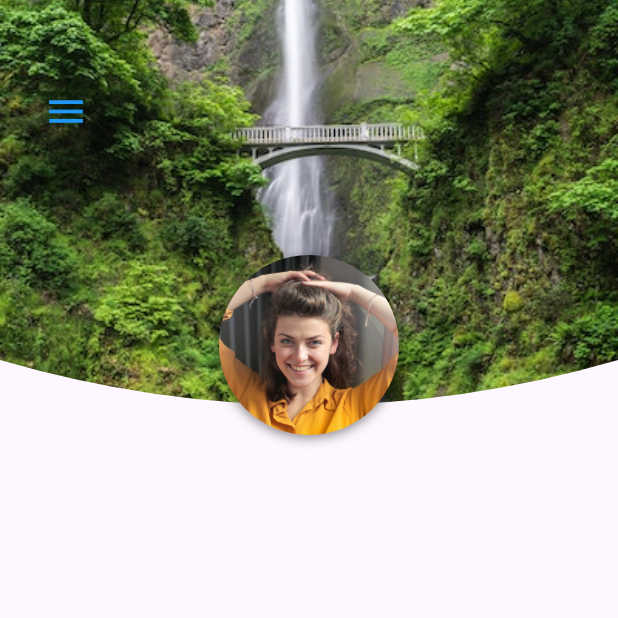
After one commit to ChristianAfreh/social-media-app-flutter, a Flutter app: the ProfileScreen screen opened directly, on a phone screen of 412 x 824 dp, the top half of it. The commit adds this screen. Run offline on Flutter 3.47's test engine with Material 3 defaults, Android fonts, the phone set to English and light mode, and no system bars.

Commit message:
added ProfileScreen CustomClipper

```diff
--- /dev/null
+++ b/lib/screens/profile_screen.dart
@@ -0,0 +1,80 @@
+import 'package:flutter/material.dart';
+import 'package:social_media_app_flutter/models/user_model.dart';
+import 'package:social_media_app_flutter/widgets/custom_drawer.dart';
+import 'package:social_media_app_flutter/widgets/profile_clipper.dart';
+
+class ProfileScreen extends StatefulWidget {
+  const ProfileScreen({
+    super.key,
+    required this.user,
+  });
+
+  final User user;
+
+  @override
+  State<ProfileScreen> createState() => _ProfileScreenState();
+}
+
+class _ProfileScreenState extends State<ProfileScreen> {
+  final GlobalKey<ScaffoldState> _scaffoldKey = GlobalKey<ScaffoldState>();
+  @override
+  Widget build(BuildContext context) {
+    return Scaffold(
+      key: _scaffoldKey,
+      drawer: const CustomDrawer(),
+      body: SingleChildScrollView(
+        child: Column(
+          children: <Widget>[
+            Stack(
+              alignment: Alignment.center,
+              children: <Widget>[
+                ClipPath(
+                  clipper: ProfileClipper(),
+                  child: Image(
+                    height: 300.0,
+                    width: double.infinity,
+                    image: AssetImage(widget.user.backgroundImageUrl!),
+                    fit: BoxFit.cover,
+                  ),
+                ),
+                Positioned(
+                  top: 50.0,
+                  left: 20.0,
+                  child: IconButton(
+                    icon: const Icon(Icons.menu),
+                    iconSize: 30.0,
+                    color: Theme.of(context).primaryColor,
+                    onPressed: () => _scaffoldKey.currentState!.openDrawer(),
+                  ),
+                ),
+                Positioned(
+                  bottom: 10.0,
+                  child: Container(
+                    decoration: const BoxDecoration(
+                      shape: BoxShape.circle,
+                      boxShadow: [
+                        BoxShadow(
+                          color: Colors.black45,
+                          offset: Offset(0, 2),
+                          blurRadius: 6.0,
+                        ),
+                      ],
+                    ),
+                    child: ClipOval(
+                      child: Image(
+                        height: 120.0,
+                        width: 120.0,
+                        image: AssetImage(widget.user.profileImageUrl!),
+                        fit: BoxFit.cover,
+                      ),
+                    ),
+                  ),
+                ),
+              ],
+            )
+          ],
+        ),
+      ),
+    );
+  }
+}
--- a/lib/widgets/custom_drawer.dart
+++ b/lib/widgets/custom_drawer.dart
@@ -2,6 +2,7 @@ import 'package:flutter/material.dart';
 import 'package:social_media_app_flutter/data/data.dart';
 import 'package:social_media_app_flutter/screens/home_screen.dart';
 import 'package:social_media_app_flutter/screens/login_screen.dart';
+import 'package:social_media_app_flutter/screens/profile_screen.dart';
 
 class CustomDrawer extends StatelessWidget {
   const CustomDrawer({super.key});
@@ -81,7 +82,15 @@ class CustomDrawer extends StatelessWidget {
           _buildDrawerOption(const Icon(Icons.chat), 'Chat', () {}),
           _buildDrawerOption(const Icon(Icons.location_on), 'Map', () {}),
           _buildDrawerOption(
-              const Icon(Icons.account_circle), 'Your Profile', () {}),
+            const Icon(Icons.account_circle),
+            'Your Profile',
+            () => Navigator.pushReplacement(
+              context,
+              MaterialPageRoute(
+                builder: (_) => ProfileScreen(user: currentUser),
+              ),
+            ),
+          ),
           _buildDrawerOption(const Icon(Icons.settings), 'Settings', () {}),
           Expanded(
             child: Align(
--- /dev/null
+++ b/lib/widgets/profile_clipper.dart
@@ -0,0 +1,29 @@
+import 'package:flutter/material.dart';
+
+class ProfileClipper extends CustomClipper<Path> {
+  @override
+  Path getClip(Size size) {
+    Path path = Path();
+
+    path.lineTo(0, 4 * size.height / 5);
+    Offset curvePoint = Offset(size.width / 2, size.height);
+    Offset endPoint = Offset(size.width, 4 * size.height / 5);
+
+    path.quadraticBezierTo(
+      curvePoint.dx,
+      curvePoint.dy,
+      endPoint.dx,
+      endPoint.dy,
+    );
+
+    path.lineTo(size.width, 0);
+
+    path.close();
+    return path;
+  }
+
+  @override
+  bool shouldReclip(covariant CustomClipper<Path> oldClipper) {
+    return false;
+  }
+}
```
